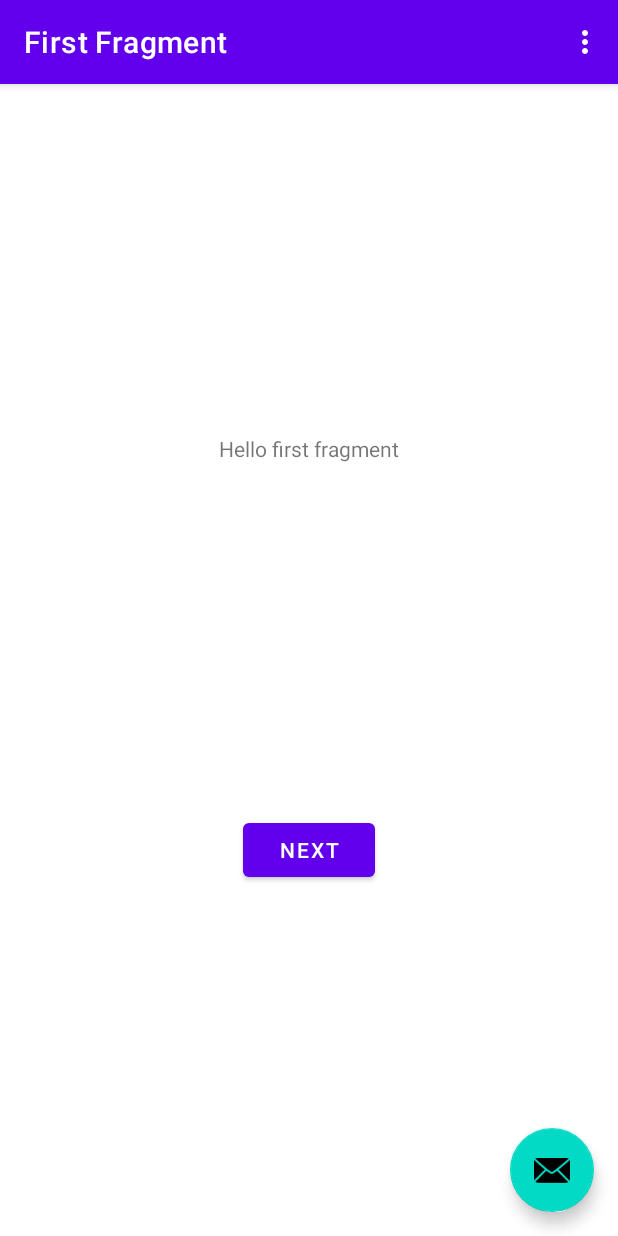
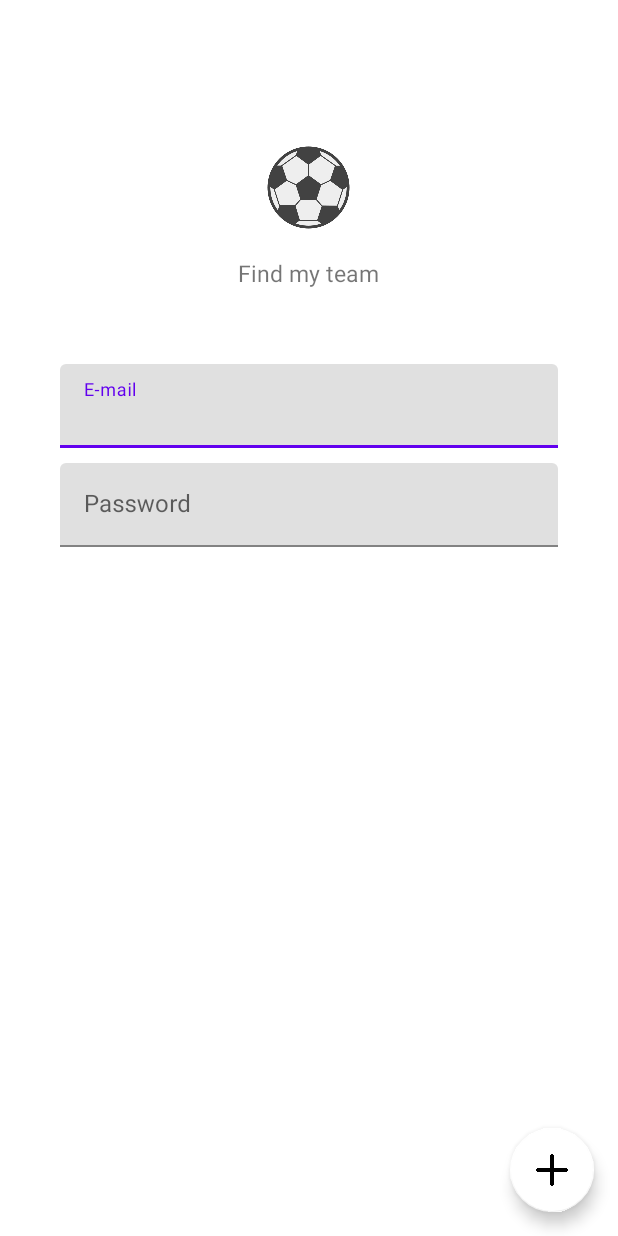
Before and after one commit to Ionel14/Find-My-Team, an Android app: the screen it shows after launch (MainActivity), on a phone screen of 412 x 824 dp. Run offline under Robolectric (Android 15) with nearby library versions, the phone set to English and light mode, and no system bars; our stand-ins replace navigation-ui.

Commit message:
Login UI first step

```diff
--- a/Project/app/src/main/java/com/example/findmyteam/FirstFragment.kt
+++ b/Project/app/src/main/java/com/example/findmyteam/FirstFragment.kt
@@ -32,9 +32,7 @@ class FirstFragment : Fragment() {
     override fun onViewCreated(view: View, savedInstanceState: Bundle?) {
         super.onViewCreated(view, savedInstanceState)
 
-        binding.buttonFirst.setOnClickListener {
-            findNavController().navigate(R.id.action_FirstFragment_to_SecondFragment)
-        }
+
     }
 
     override fun onDestroyView() {
--- a/Project/app/src/main/java/com/example/findmyteam/MainActivity.kt
+++ b/Project/app/src/main/java/com/example/findmyteam/MainActivity.kt
@@ -13,7 +13,7 @@ import com.example.findmyteam.databinding.ActivityMainBinding
 
 class MainActivity : AppCompatActivity() {
 
-    private lateinit var appBarConfiguration: AppBarConfiguration
+
     private lateinit var binding: ActivityMainBinding
 
     override fun onCreate(savedInstanceState: Bundle?) {
@@ -22,11 +22,9 @@ class MainActivity : AppCompatActivity() {
         binding = ActivityMainBinding.inflate(layoutInflater)
         setContentView(binding.root)
 
-        setSupportActionBar(binding.toolbar)
+
 
         val navController = findNavController(R.id.nav_host_fragment_content_main)
-        appBarConfiguration = AppBarConfiguration(navController.graph)
-        setupActionBarWithNavController(navController, appBarConfiguration)
 
         binding.fab.setOnClickListener { view ->
             Snackbar.make(view, "Replace with your own action", Snackbar.LENGTH_LONG)
@@ -50,9 +48,4 @@ class MainActivity : AppCompatActivity() {
         }
     }
 
-    override fun onSupportNavigateUp(): Boolean {
-        val navController = findNavController(R.id.nav_host_fragment_content_main)
-        return navController.navigateUp(appBarConfiguration)
-                || super.onSupportNavigateUp()
-    }
 }
--- a/Project/app/src/main/res/layout/activity_main.xml
+++ b/Project/app/src/main/res/layout/activity_main.xml
@@ -11,12 +11,7 @@
         android:layout_height="wrap_content"
         android:theme="@style/Theme.FindMyTeam.AppBarOverlay">
 
-        <androidx.appcompat.widget.Toolbar
-            android:id="@+id/toolbar"
-            android:layout_width="match_parent"
-            android:layout_height="?attr/actionBarSize"
-            android:background="?attr/colorPrimary"
-            app:popupTheme="@style/Theme.FindMyTeam.PopupOverlay" />
+
 
     </com.google.android.material.appbar.AppBarLayout>
 
@@ -29,6 +24,7 @@
         android:layout_gravity="bottom|end"
         android:layout_marginEnd="@dimen/fab_margin"
         android:layout_marginBottom="16dp"
-        app:srcCompat="@android:drawable/ic_dialog_email" />
+        app:backgroundTint="@color/white"
+        app:srcCompat="@drawable/plus" />
 
 </androidx.coordinatorlayout.widget.CoordinatorLayout>
--- a/Project/app/src/main/res/layout/fragment_first.xml
+++ b/Project/app/src/main/res/layout/fragment_first.xml
@@ -1,28 +1,56 @@
 <?xml version="1.0" encoding="utf-8"?>
-<androidx.constraintlayout.widget.ConstraintLayout xmlns:android="http://schemas.android.com/apk/res/android"
+<ScrollView xmlns:android="http://schemas.android.com/apk/res/android"
     xmlns:app="http://schemas.android.com/apk/res-auto"
     xmlns:tools="http://schemas.android.com/tools"
     android:layout_width="match_parent"
     android:layout_height="match_parent"
     tools:context=".FirstFragment">
+<LinearLayout
+    android:layout_width="match_parent"
+    android:layout_height="wrap_content"
+    android:gravity="center_horizontal"
+    android:orientation="vertical"
+   >
+    <ImageView
 
+        android:layout_height="wrap_content"
+        android:src="@drawable/football_ball"
+       android:layout_width="70dp"
+        android:layout_marginTop="90dp"
+        android:adjustViewBounds="true"/>
     <TextView
-        android:id="@+id/textview_first"
         android:layout_width="wrap_content"
         android:layout_height="wrap_content"
-        android:text="@string/hello_first_fragment"
-        app:layout_constraintBottom_toTopOf="@id/button_first"
-        app:layout_constraintEnd_toEndOf="parent"
-        app:layout_constraintStart_toStartOf="parent"
-        app:layout_constraintTop_toTopOf="parent" />
+        android:text="Find my team"
+        android:textSize="15sp"
+        android:layout_marginTop="11dp"/>
+    <com.google.android.material.textfield.TextInputLayout
+        android:layout_width="match_parent"
+        android:layout_height="wrap_content">
+    <com.google.android.material.textfield.TextInputEditText
+            android:layout_width="match_parent"
+            android:layout_height="wrap_content"
+            android:hint="E-mail"
+            app:boxBackgroundColor="#F8E9FD"
+            android:layout_marginTop="50dp"
+            android:layout_marginStart="40dp"
+            android:layout_marginEnd="40dp">
 
-    <Button
-        android:id="@+id/button_first"
-        android:layout_width="wrap_content"
-        android:layout_height="wrap_content"
-        android:text="@string/next"
-        app:layout_constraintBottom_toBottomOf="parent"
-        app:layout_constraintEnd_toEndOf="parent"
-        app:layout_constraintStart_toStartOf="parent"
-        app:layout_constraintTop_toBottomOf="@id/textview_first" />
-</androidx.constraintlayout.widget.ConstraintLayout>
+        </com.google.android.material.textfield.TextInputEditText>
+    </com.google.android.material.textfield.TextInputLayout>
+    <com.google.android.material.textfield.TextInputLayout
+        android:layout_width="match_parent"
+        android:layout_height="wrap_content">
+        <com.google.android.material.textfield.TextInputEditText
+            android:layout_width="match_parent"
+            android:layout_height="wrap_content"
+            android:hint="Password"
+            app:boxBackgroundColor="#F8E9FD"
+            android:layout_marginTop="10dp"
+            android:layout_marginStart="40dp"
+            android:layout_marginEnd="40dp">
+
+        </com.google.android.material.textfield.TextInputEditText>
+    </com.google.android.material.textfield.TextInputLayout>
+</LinearLayout>
+</ScrollView>
--- a/Project/app/src/main/res/values/colors.xml
+++ b/Project/app/src/main/res/values/colors.xml
@@ -7,4 +7,5 @@
     <color name="teal_700">#FF018786</color>
     <color name="black">#FF000000</color>
     <color name="white">#FFFFFFFF</color>
+    <color name="dark_green">#FF009969</color>
 </resources>
```
Also changed, not shown: Project/app/src/main/res/drawable/dark_plus.png (added), Project/app/src/main/res/drawable/football_ball.png (added), Project/app/src/main/res/drawable/plus.png (added).
